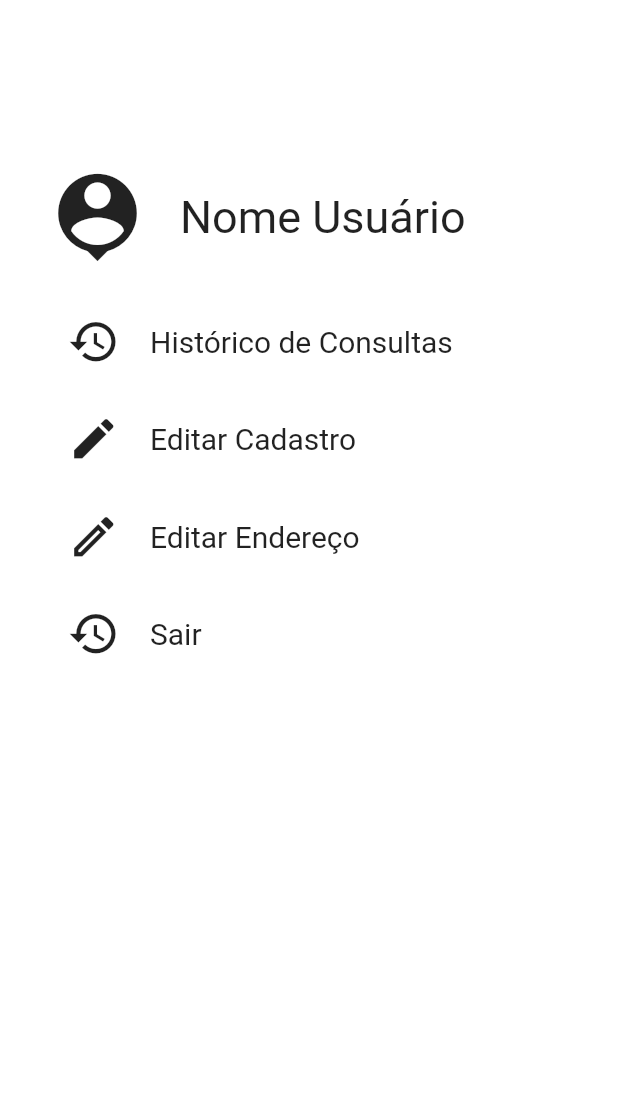
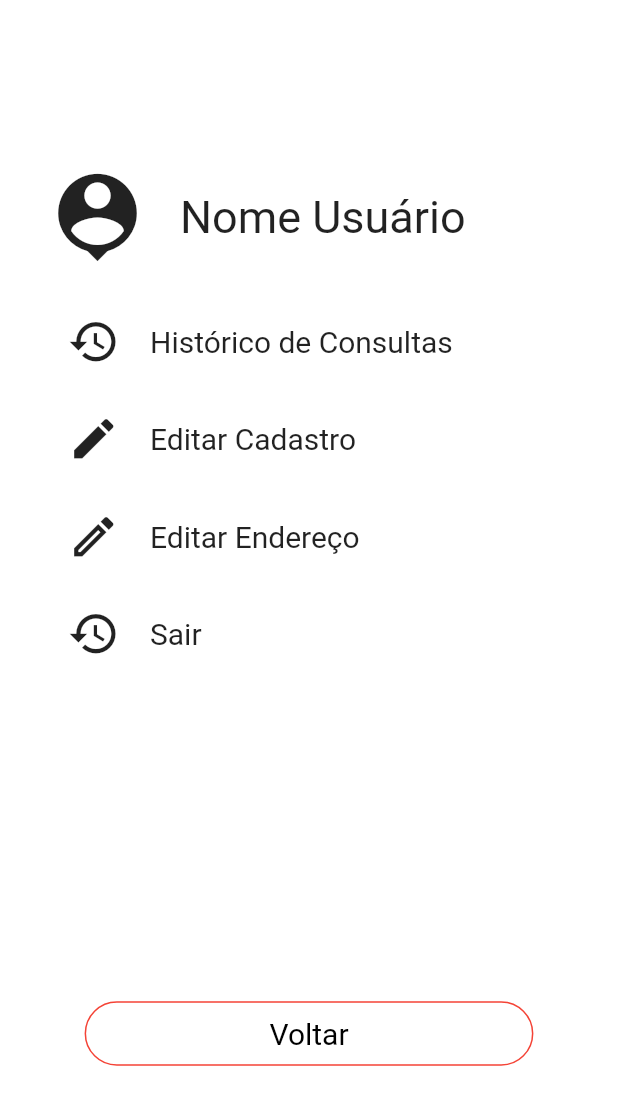
Before and after one commit to RaphaZ99/skymed-mobile, a Flutter app: the WidgetMenuUsuario screen opened by its route, on a phone screen of 412 x 824 dp. Shown: the top 1105 px of the screen. Run offline on Flutter 3.47's test engine with Material 2 defaults, Android fonts, the phone set to English and light mode, and no system bars.

Commit message:
Ajusta callback para retornar ao login e adiciona botão de voltar

```diff
--- a/lib/views/menu-usuario.dart
+++ b/lib/views/menu-usuario.dart
@@ -1,14 +1,8 @@
 import 'package:flutter/material.dart';
 import 'package:skymed_mobile/views/edicao-paciente-dados.dart';
 import 'package:skymed_mobile/views/edicao-paciente-endereco.dart';
-import 'package:skymed_mobile/views/login.dart';
-import 'package:skymed_mobile/widgets/componentes/app-bar/logo.dart';
 import 'package:skymed_mobile/widgets/componentes/card-campo/botao.dart';
-import 'package:skymed_mobile/widgets/componentes/card-campo/campo.dart';
 import 'package:skymed_mobile/widgets/componentes/card-campo/icone-campo.dart';
-import 'package:skymed_mobile/widgets/componentes/tema/circulos-topo.dart';
-
-import 'cadastro-paciente-fim.dart';
 
 class WidgetMenuUsuario extends StatefulWidget {
   @override
@@ -102,8 +96,18 @@ class _WidgetMenuUsuario extends State<WidgetMenuUsuario> {
                 top: 30.0,
               ),
               callback: () {
-                Navigator.popUntil(context, ModalRoute.withName('/login'));
+                Navigator.of(context).popUntil((route) => route.isFirst);
               },
+            ),
+            Botao(
+              titulo: 'Voltar',
+              margem: EdgeInsets.only(
+                top: 225,
+              ),
+              corBorda: Colors.red,
+              corInterna: Colors.white,
+              corLetra: Colors.black,
+              callback: () => {Navigator.pop(context)},
             ),
           ],
         ),
```
